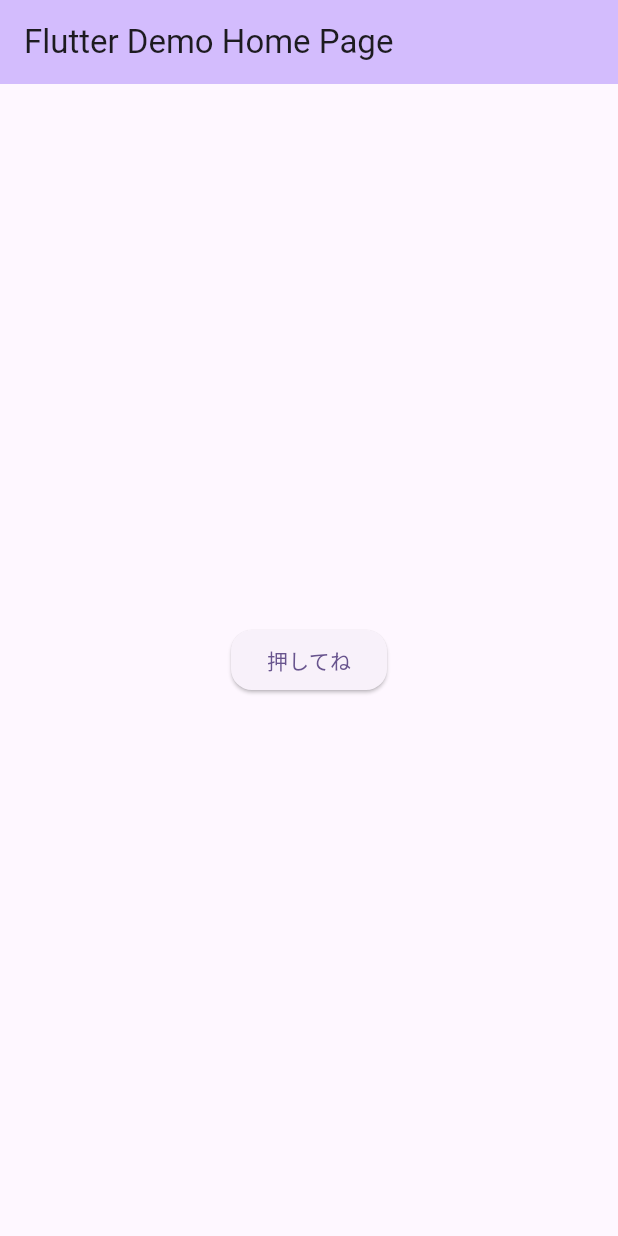
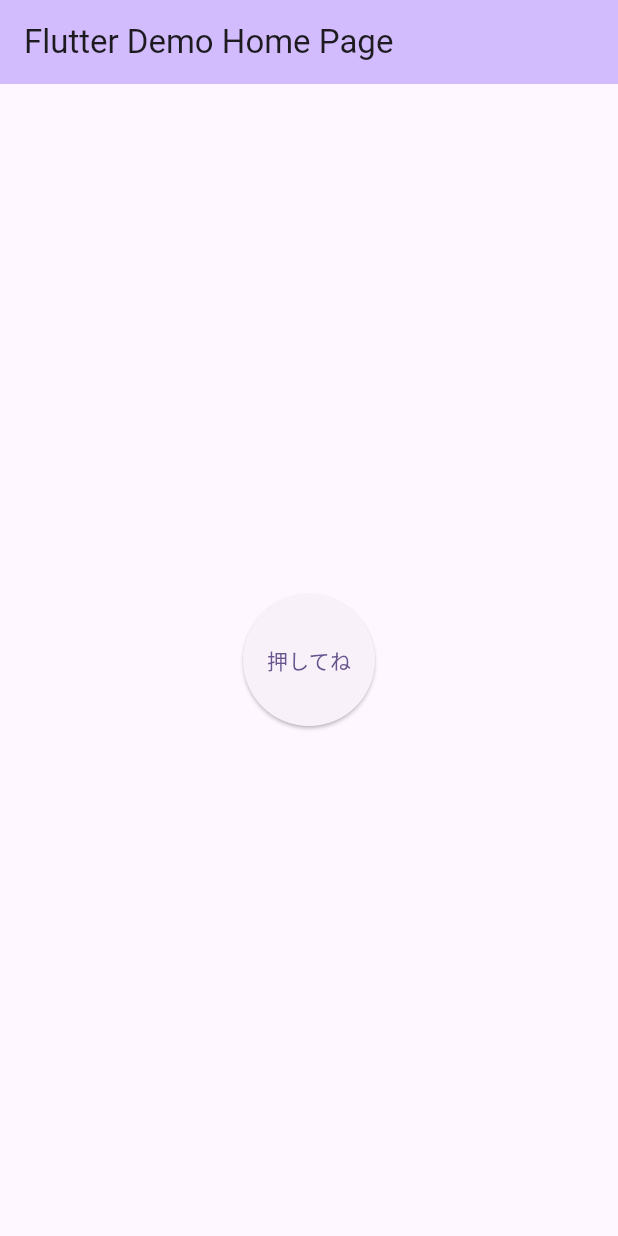
Before and after one commit to Hira0523/chapter03_beginner, a Flutter app: the screen it shows after launch, on a phone screen of 412 x 824 dp. Run offline on Flutter 3.47's test engine with Material 3 defaults, Android fonts, the phone set to English and light mode, and no system bars.

Commit message:
ElevatedButtonウィジェット(CircleBorder)実装

```diff
--- a/lib/main.dart
+++ b/lib/main.dart
@@ -41,8 +41,9 @@ class _MyHomePageState extends State<MyHomePage> {
         body: Center(
           child: ElevatedButton(
               style: ElevatedButton.styleFrom(
-                  shape: RoundedRectangleBorder(
-                      borderRadius: BorderRadius.circular(14))),
+                shape: const CircleBorder(),
+                padding: const EdgeInsets.all(34),
+              ),
               onPressed: () {
                 // ここに押した時の処理を記述します。
               },
```
